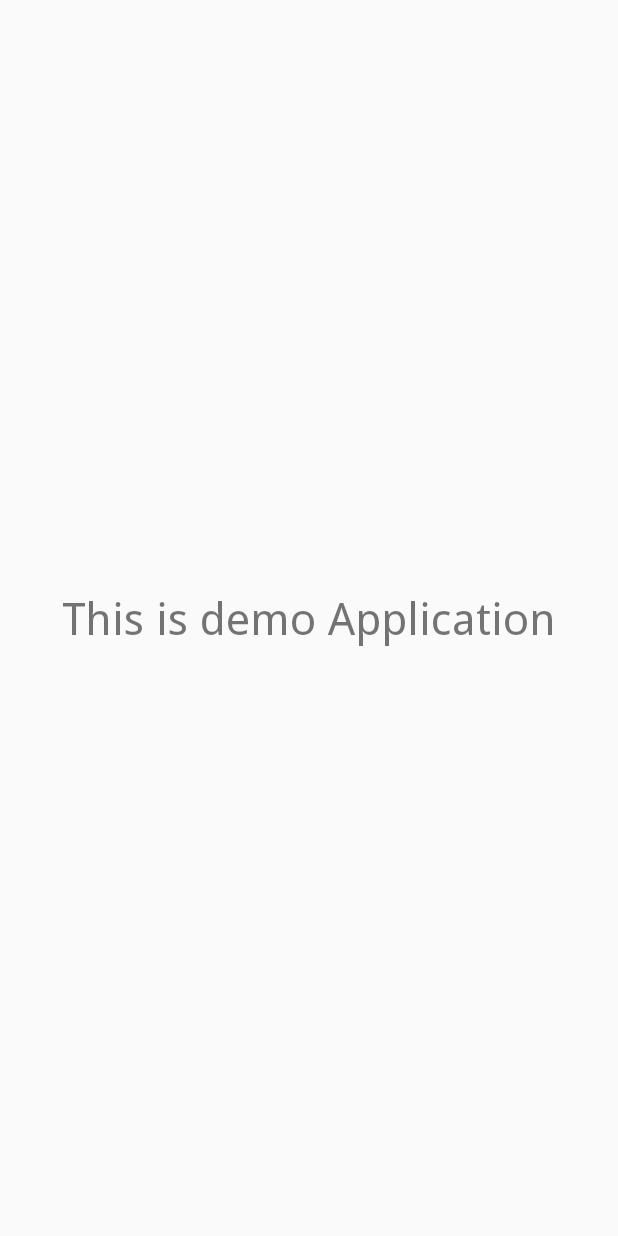
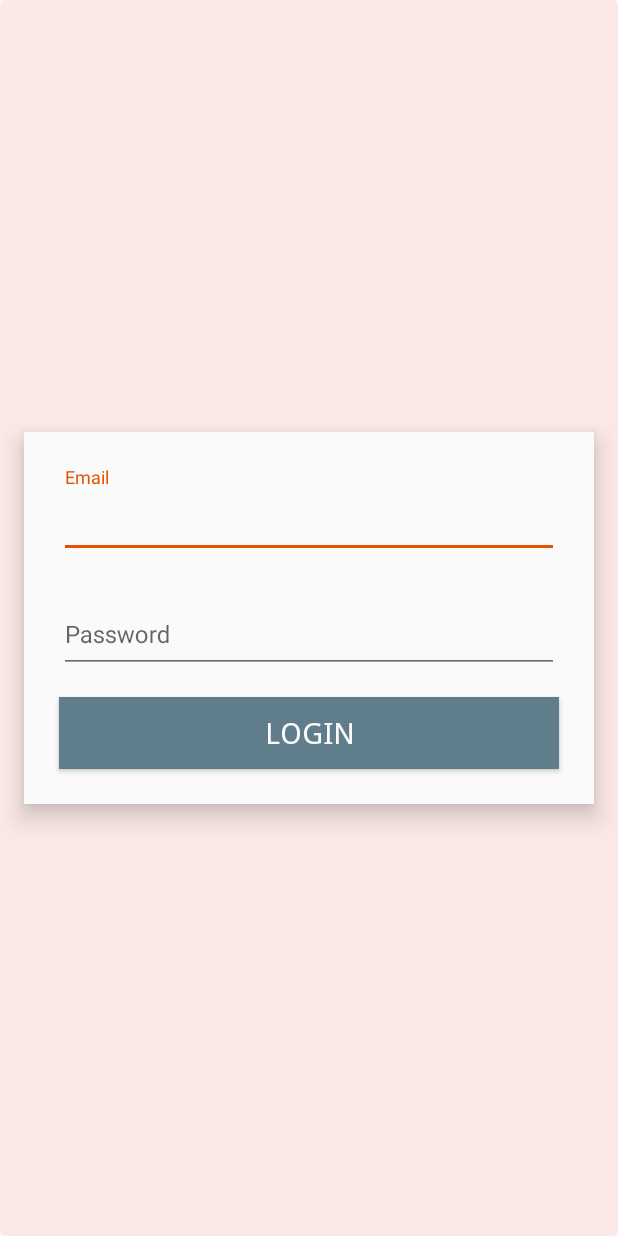
Before and after one commit to rehanshikkalgarrs15/HM, an Android app: the screen it shows after launch (SplashActivity before the commit, LoginActivity after it), on a phone screen of 412 x 824 dp. Run offline under Robolectric (Android 15) with nearby library versions, the phone set to English and light mode, and no system bars.

Commit message:
user model,loginpreferences,dialogutils,loginactivity, still to add server request

```diff
--- a/app/build.gradle
+++ b/app/build.gradle
@@ -23,5 +23,6 @@ dependencies {
     compile fileTree(dir: 'libs', include: ['*.jar'])
     testCompile 'junit:junit:4.12'
     compile 'com.android.support:appcompat-v7:23.4.0'
+    compile 'com.android.support:design:23.0.1'
     compile 'com.squareup.okhttp3:okhttp:3.5.0'
 }
--- a/app/src/main/AndroidManifest.xml
+++ b/app/src/main/AndroidManifest.xml
@@ -15,6 +15,8 @@
                 <category android:name="android.intent.category.LAUNCHER" />
             </intent-filter>
         </activity>
+        <activity android:name=".Activities.LoginActivity" />
+        <activity android:name=".Activities.MainActivity"></activity>
     </application>
 
 </manifest>
--- /dev/null
+++ b/app/src/main/java/com/example/rehanr/hmcashew/Activities/LoginActivity.java
@@ -0,0 +1,16 @@
+package com.example.rehanr.hmcashew.Activities;
+
+import android.support.v7.app.AppCompatActivity;
+import android.os.Bundle;
+
+import com.example.rehanr.hmcashew.R;
+
+public class LoginActivity extends BaseActivity {
+
+    @Override
+    protected void onCreate(Bundle savedInstanceState) {
+        super.onCreate(savedInstanceState);
+        setContentView(R.layout.activity_login);
+        applyFont(LoginActivity.this,findViewById(R.id.baselayout));
+    }
+}
--- a/app/src/main/java/com/example/rehanr/hmcashew/Activities/SplashActivity.java
+++ b/app/src/main/java/com/example/rehanr/hmcashew/Activities/SplashActivity.java
@@ -1,16 +1,61 @@
 package com.example.rehanr.hmcashew.Activities;
 
+import android.content.Intent;
+import android.os.CountDownTimer;
 import android.support.v7.app.AppCompatActivity;
 import android.os.Bundle;
 
+import com.example.rehanr.hmcashew.Preferences.LoginPreferences;
 import com.example.rehanr.hmcashew.R;
 
 public class SplashActivity extends BaseActivity {
 
+    public static int LOGIN_REQ_CODE = 1;
+    LoginPreferences loginPreferences;
     @Override
     protected void onCreate(Bundle savedInstanceState) {
         super.onCreate(savedInstanceState);
         setContentView(R.layout.activity_splash);
+        loginPreferences = new LoginPreferences(SplashActivity.this);
+        //applies font for all the views in the Splash Activity
         applyFont(SplashActivity.this,findViewById(R.id.baselayout));
+
+        /*
+         *start countdown timer for 3 second
+         *to make any server calls before opening Main Activity
+        */
+        CountDownTimer countDownTimer = new CountDownTimer(3000,1000) {
+            @Override
+            public void onTick(long millisUntilFinished) {
+
+            }
+
+            @Override
+            public void onFinish() {
+                //checking if user is already loggedIn
+                //if loggedIn Open MainActivity else Open LoginActivity
+                if (loginPreferences.isLoggedIn()){
+                    openMainActivity();
+                }
+                else{
+                    Intent intent = new Intent(SplashActivity.this,LoginActivity.class);
+                    startActivity(intent);
+                    finish();
+                }
+            }
+        }.start();
+
+    }
+
+    private void openMainActivity() {
+        Intent intent = new Intent(SplashActivity.this,LoginActivity.class);
+        startActivity(intent);
+        finish();
+    }
+
+    @Override
+    protected void onActivityResult(int requestCode, int resultCode, Intent data) {
+        super.onActivityResult(requestCode, resultCode, data);
+
     }
 }
--- /dev/null
+++ b/app/src/main/java/com/example/rehanr/hmcashew/Preferences/LoginPreferences.java
@@ -0,0 +1,59 @@
+package com.example.rehanr.hmcashew.Preferences;
+
+import android.content.Context;
+import android.content.SharedPreferences;
+
+import com.example.rehanr.hmcashew.Models.User;
+
+import org.json.JSONException;
+
+/**
+ * Created by rehan r on 31-12-2016.
+ */
+public class LoginPreferences {
+
+
+    private static final String USERTABLE = "usertable";
+    private static final String IS_LOGGED_IN = "isLoggedIn";
+    private static final String EMAIL = "email";
+    private static final String PASSWORD = "password";
+
+    SharedPreferences preferences;
+    Context context;
+
+    public LoginPreferences(Context context){
+        preferences = context.getSharedPreferences(USERTABLE,Context.MODE_PRIVATE);
+        this.context = context;
+    }
+
+
+    public boolean isLoggedIn(){
+        return preferences.getBoolean(IS_LOGGED_IN, false);
+    }
+
+    public User getUser() {
+        String email = preferences.getString(EMAIL,"");
+        String password = preferences.getString(PASSWORD,"");
+        return new User(email,password);
+    }
+
+
+    public void loginUser(User user) throws JSONException {
+        SharedPreferences.Editor editor = preferences.edit();
+        editor.putBoolean(IS_LOGGED_IN, true);
+        editor.putString(EMAIL, user.getEmail());
+        editor.putString(PASSWORD, user.getPassword());
+        editor.apply();
+    }
+
+    public void logoutUser(){
+        if(preferences.getBoolean(IS_LOGGED_IN, false)) {
+            SharedPreferences.Editor editor = preferences.edit();
+            editor.clear();
+            editor.apply();
+            editor.putBoolean(IS_LOGGED_IN, false);
+            editor.apply();
+        }
+    }
+
+}
--- /dev/null
+++ b/app/src/main/res/drawable/background.xml
@@ -0,0 +1,9 @@
+<?xml version="1.0" encoding="utf-8"?>
+<shape xmlns:android="http://schemas.android.com/apk/res/android"
+    android:dither="true"
+    android:shape="rectangle">
+
+    <corners android:radius="4dp"/>
+    <solid android:color="@color/background"/>
+
+</shape>
--- /dev/null
+++ b/app/src/main/res/layout/activity_login.xml
@@ -0,0 +1,62 @@
+<?xml version="1.0" encoding="utf-8"?>
+<RelativeLayout xmlns:android="http://schemas.android.com/apk/res/android"
+    xmlns:tools="http://schemas.android.com/tools"
+    android:layout_width="match_parent"
+    android:layout_height="match_parent"
+    android:id="@+id/baselayout"
+    android:background="@drawable/background"
+    tools:context="com.example.rehanr.hmcashew.Activities.LoginActivity">
+
+    <LinearLayout
+        android:layout_width="match_parent"
+        android:layout_height="wrap_content"
+        android:gravity="center"
+        android:orientation="vertical"
+        android:layout_centerHorizontal="true"
+        android:layout_centerVertical="true"
+        android:elevation="10dp"
+        android:padding="@dimen/large_padding"
+        android:background="@color/cream"
+        android:layout_margin="@dimen/ideal_margin">
+
+        <android.support.design.widget.TextInputLayout
+            android:layout_width="match_parent"
+            android:layout_height="wrap_content"
+            android:layout_margin="@dimen/small_margin">
+
+            <EditText
+                android:layout_width="match_parent"
+                android:layout_height="@dimen/edittext_height"
+                android:hint="@string/email"
+                android:textSize="@dimen/ideal_textsize"
+                android:id="@+id/email"
+                />
+        </android.support.design.widget.TextInputLayout>
+
+
+        <android.support.design.widget.TextInputLayout
+            android:layout_width="match_parent"
+            android:layout_height="wrap_content"
+            android:layout_margin="@dimen/small_margin">
+
+            <EditText
+                android:layout_width="match_parent"
+                android:layout_height="@dimen/edittext_height"
+                android:hint="@string/password"
+                android:textSize="@dimen/ideal_textsize"
+                android:id="@+id/password"
+                />
+        </android.support.design.widget.TextInputLayout>
+
+        <Button
+            android:layout_width="match_parent"
+            android:layout_height="wrap_content"
+            android:id="@+id/loginbutton"
+            android:text="@string/login"
+            android:layout_margin="@dimen/small_margin"
+            android:textSize="@dimen/large_textsize"
+            android:background="@color/grey"
+            android:textColor="@color/cream"
+            />
+    </LinearLayout>
+</RelativeLayout>
--- a/app/src/main/res/values/colors.xml
+++ b/app/src/main/res/values/colors.xml
@@ -11,4 +11,5 @@
     <color name="green">#4CAF50</color>
     <color name="cream">#FAFAFA</color>
 
+    <color name="background">#fbe9e7</color>
 </resources>
--- a/app/src/main/res/values/dimens.xml
+++ b/app/src/main/res/values/dimens.xml
@@ -2,4 +2,29 @@
     <!-- Default screen margins, per the Android Design guidelines. -->
     <dimen name="activity_horizontal_margin">16dp</dimen>
     <dimen name="activity_vertical_margin">16dp</dimen>
+    <dimen name="toolbar_height">60dp</dimen>
+
+    <dimen name="ideal_margin">16dp</dimen>
+    <dimen name="large_margin">24dp</dimen>
+    <dimen name="small_margin">8dp</dimen>
+    <dimen name="very_small_margin">3dp</dimen>
+
+    <dimen name="ideal_padding">10dp</dimen>
+    <dimen name="large_padding">15dp</dimen>
+    <dimen name="small_padding">5dp</dimen>
+    <dimen name="very_small_padding">3dp</dimen>
+
+    <dimen name="elevation">10dp</dimen>
+
+    <dimen name="extral_textsize">24sp</dimen>
+    <dimen name="ideal_textsize">16sp</dimen>
+    <dimen name="large_textsize">20sp</dimen>
+    <dimen name="small_textsize">12sp</dimen>
+
+    <dimen name="table_row_height">50dp</dimen>
+    <dimen name="table_row_width">100dp</dimen>
+
+    <dimen name="sliding_menu_width">250dp</dimen>
+
+    <dimen name="edittext_height">50dp</dimen>
 </resources>
--- a/app/src/main/res/values/strings.xml
+++ b/app/src/main/res/values/strings.xml
@@ -1,4 +1,7 @@
 <resources>
     <string name="app_name">HM Cashew</string>
     <string name="font">fonts/DroidSans.ttf</string>
+    <string name="email">Email</string>
+    <string name="password">Password</string>
+    <string name="login">Login</string>
 </resources>
```
Also changed, not shown: app/src/main/java/com/example/rehanr/hmcashew/Activities/MainActivity.java (added, +15 -0 lines), app/src/main/java/com/example/rehanr/hmcashew/Models/User.java (added, +29 -0 lines), app/src/main/java/com/example/rehanr/hmcashew/Utils/DialogUtils.java (added, +60 -0 lines), app/src/main/res/layout/activity_main.xml (added, +12 -0 lines), app/src/main/res/layout/toolbar.xml (added, +28 -0 lines), app/src/main/res/drawable/ic_action_back.png (added), app/src/main/res/mipmap-mdpi/ic_action_back.png (added).
